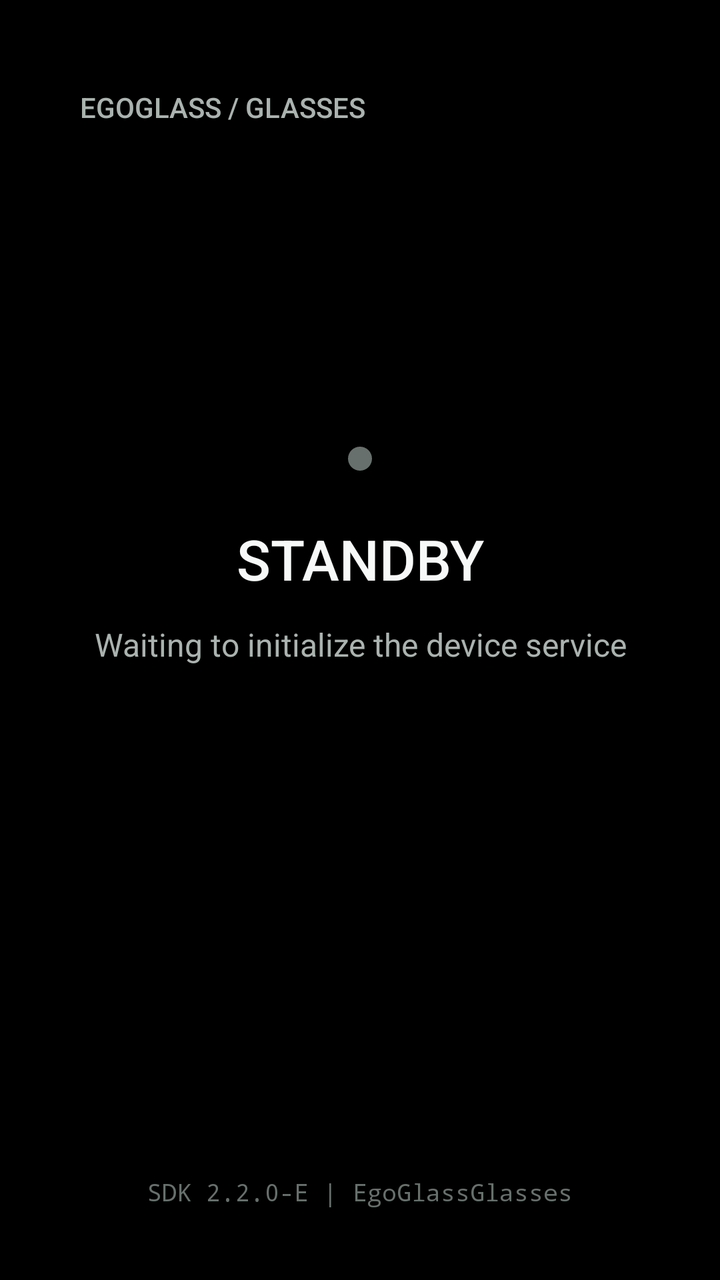
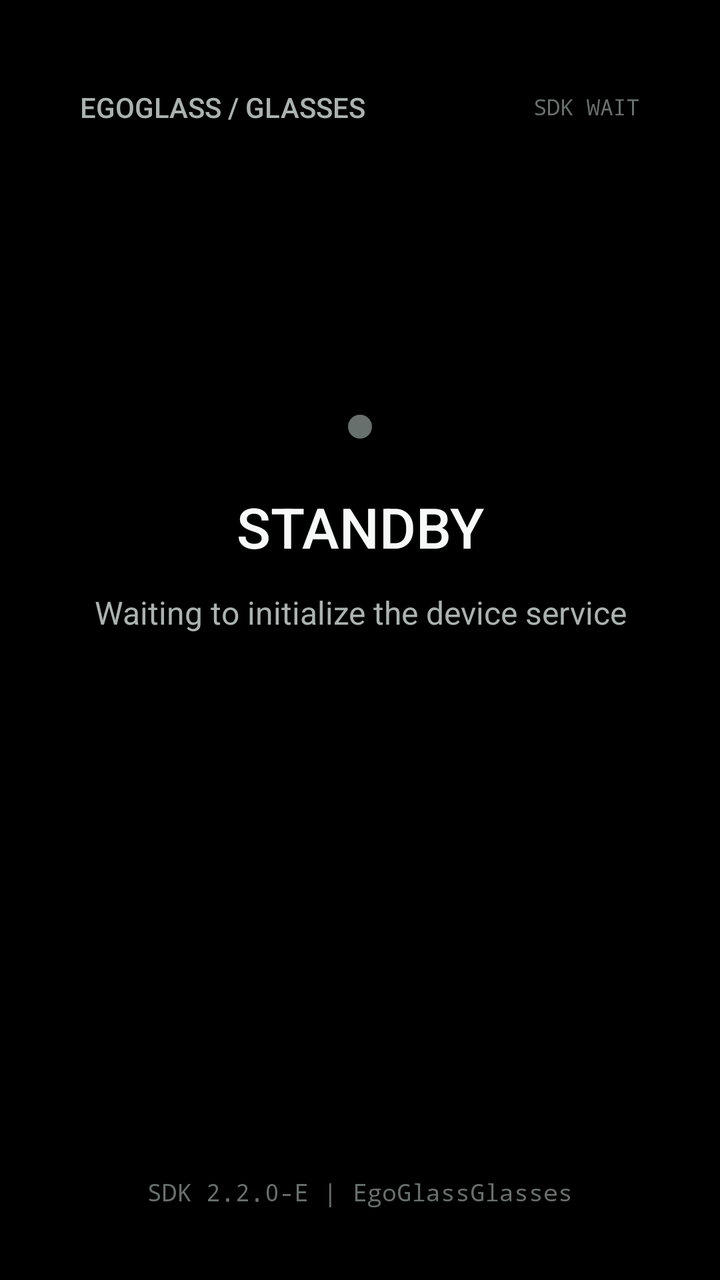

Before-and-after screenshots of an Android layout around one commit, followed by the original layout XML and the change that was made.
<!-- AndroidManifest.xml: application theme Theme.EgoGlass -->
<!-- res/layout/activity_main.xml -->
<?xml version="1.0" encoding="utf-8"?>
<LinearLayout xmlns:android="http://schemas.android.com/apk/res/android"
    android:layout_width="match_parent"
    android:layout_height="match_parent"
    android:gravity="center_horizontal"
    android:orientation="vertical"
    android:paddingStart="40dp"
    android:paddingTop="44dp"
    android:paddingEnd="40dp"
    android:paddingBottom="36dp">

    <TextView
        android:layout_width="match_parent"
        android:layout_height="wrap_content"
        android:fontFamily="sans-serif-medium"
        android:gravity="start"
        android:letterSpacing="0"
        android:text="@string/product_label"
        android:textColor="@color/text_secondary"
        android:textSize="14sp" />

    <Space
        android:layout_width="1dp"
        android:layout_height="0dp"
        android:layout_weight="1" />

    <View
        android:id="@+id/status_indicator"
        android:layout_width="12dp"
        android:layout_height="12dp"
        android:background="@drawable/status_indicator"
        android:contentDescription="@string/status_indicator_description" />

    <TextView
        android:id="@+id/status_title"
        android:layout_width="match_parent"
        android:layout_height="48dp"
        android:layout_marginTop="20dp"
        android:fontFamily="sans-serif-medium"
        android:gravity="center"
        android:letterSpacing="0"
        android:text="@string/status_idle"
        android:textColor="@color/text_primary"
        android:textSize="28sp" />

    <TextView
        android:id="@+id/status_detail"
        android:layout_width="match_parent"
        android:layout_height="48dp"
        android:layout_marginTop="8dp"
        android:fontFamily="sans-serif"
        android:gravity="center_horizontal|top"
        android:letterSpacing="0"
        android:maxLines="2"
        android:text="@string/status_idle_detail"
        android:textColor="@color/text_secondary"
        android:textSize="16sp" />

    <Button
        android:id="@+id/retry_button"
        android:layout_width="168dp"
        android:layout_height="48dp"
        android:layout_marginTop="20dp"
        android:background="@drawable/retry_button_background"
        android:focusable="true"
        android:fontFamily="sans-serif-medium"
        android:letterSpacing="0"
        android:text="@string/retry"
        android:textAllCaps="false"
        android:textColor="@color/retry_button_text"
        android:textSize="16sp"
        android:visibility="invisible" />

    <Space
        android:layout_width="1dp"
        android:layout_height="0dp"
        android:layout_weight="1" />

    <TextView
        android:layout_width="match_parent"
        android:layout_height="wrap_content"
        android:fontFamily="monospace"
        android:gravity="center"
        android:letterSpacing="0"
        android:text="@string/runtime_identity"
        android:textColor="@color/text_muted"
        android:textSize="12sp" />

</LinearLayout>
<!-- resources referenced by this layout -->
<resources>
  <color name="retry_button_text">#000000</color>
  <color name="text_muted">#67706C</color>
  <color name="text_primary">#F7F9F8</color>
  <color name="text_secondary">#AAB3AF</color>
  <!-- drawable retry_button_background (drawable) -->
  <?xml version="1.0" encoding="utf-8"?>
  <selector xmlns:android="http://schemas.android.com/apk/res/android">
      <item android:state_pressed="true">
          <shape android:shape="rectangle">
              <corners android:radius="4dp" />
              <solid android:color="#C8F9D0" />
          </shape>
      </item>
      <item android:state_focused="true">
          <shape android:shape="rectangle">
              <corners android:radius="4dp" />
              <solid android:color="@color/status_ready" />
          </shape>
      </item>
      <item>
          <shape android:shape="rectangle">
              <corners android:radius="4dp" />
              <solid android:color="#DDE4E0" />
          </shape>
      </item>
  </selector>
  <!-- drawable status_indicator (drawable) -->
  <?xml version="1.0" encoding="utf-8"?>
  <shape xmlns:android="http://schemas.android.com/apk/res/android"
      android:shape="oval">
      <solid android:color="@color/status_inactive" />
  </shape>
  <string name="product_label">EGOGLASS / GLASSES</string>
  <string name="retry">RETRY</string>
  <string name="runtime_identity">SDK 2.2.0-E  |  EgoGlassGlasses</string>
  <string name="status_idle">STANDBY</string>
  <string name="status_idle_detail">Waiting to initialize the device service</string>
  <string name="status_indicator_description">SDK connection status</string>
  <style name="Theme.EgoGlass" parent="android:style/Theme.Material.NoActionBar">
          <item name="android:fontFamily">sans-serif</item>
          <item name="android:windowActionModeOverlay">true</item>
          <item name="android:windowBackground">@color/background</item>
          <item name="android:windowFullscreen">true</item>
          <item name="android:colorAccent">@color/status_ready</item>
          <item name="android:navigationBarColor">@color/background</item>
          <item name="android:windowLightNavigationBar">false</item>
      </style>
  <color name="status_ready">#40FF5E</color>
  <color name="status_inactive">#67706C</color>
  <color name="background">#000000</color>
</resources>

<!-- the commit's change to res/layout/activity_main.xml (unified diff, before → after) -->
@@ -9,15 +9,33 @@
     android:paddingEnd="40dp"
     android:paddingBottom="36dp">
 
-    <TextView
+    <LinearLayout
         android:layout_width="match_parent"
         android:layout_height="wrap_content"
-        android:fontFamily="sans-serif-medium"
-        android:gravity="start"
-        android:letterSpacing="0"
-        android:text="@string/product_label"
-        android:textColor="@color/text_secondary"
-        android:textSize="14sp" />
+        android:gravity="center_vertical"
+        android:orientation="horizontal">
+
+        <TextView
+            android:layout_width="0dp"
+            android:layout_height="wrap_content"
+            android:layout_weight="1"
+            android:fontFamily="sans-serif-medium"
+            android:letterSpacing="0"
+            android:text="@string/product_label"
+            android:textColor="@color/text_secondary"
+            android:textSize="14sp" />
+
+        <TextView
+            android:id="@+id/sdk_status"
+            android:layout_width="wrap_content"
+            android:layout_height="wrap_content"
+            android:fontFamily="monospace"
+            android:letterSpacing="0"
+            android:text="@string/sdk_pending"
+            android:textColor="@color/text_muted"
+            android:textSize="11sp" />
+
+    </LinearLayout>
 
     <Space
         android:layout_width="1dp"
@@ -56,6 +74,17 @@
         android:textColor="@color/text_secondary"
         android:textSize="16sp" />
 
+    <TextView
+        android:id="@+id/stream_stats"
+        android:layout_width="match_parent"
+        android:layout_height="32dp"
+        android:fontFamily="monospace"
+        android:gravity="center"
+        android:letterSpacing="0"
+        android:maxLines="1"
+        android:textColor="@color/text_muted"
+        android:textSize="12sp" />
+
     <Button
         android:id="@+id/retry_button"
         android:layout_width="168dp"
@@ -77,6 +106,7 @@
         android:layout_weight="1" />
 
     <TextView
+        android:id="@+id/runtime_identity"
         android:layout_width="match_parent"
         android:layout_height="wrap_content"
         android:fontFamily="monospace"
<!-- resource entries referenced after the edit -->
@@ -35,6 +35,7 @@
   <string name="product_label">EGOGLASS / GLASSES</string>
   <string name="retry">RETRY</string>
   <string name="runtime_identity">SDK 2.2.0-E  |  EgoGlassGlasses</string>
+  <string name="sdk_pending">SDK WAIT</string>
   <string name="status_idle">STANDBY</string>
   <string name="status_idle_detail">Waiting to initialize the device service</string>
   <string name="status_indicator_description">SDK connection status</string>
